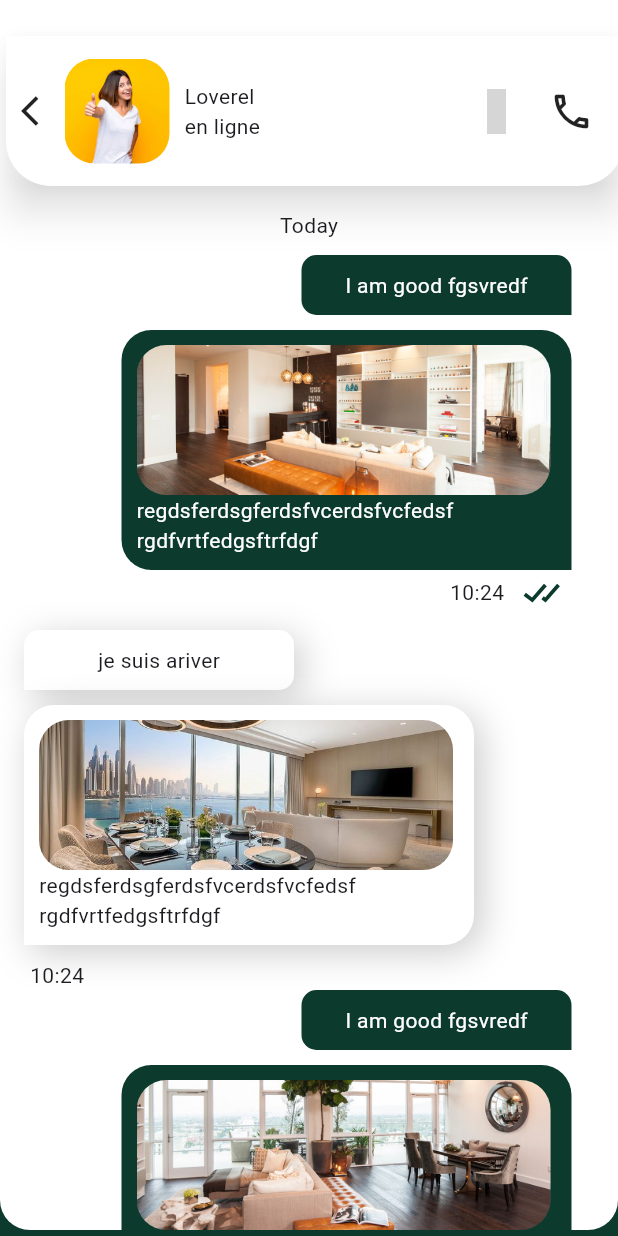
After one commit to Cedric-Assemien/Booking-hotel, a Flutter app: the MessageDetail screen opened directly, on a phone screen of 412 x 824 dp. The commit adds this screen. Run offline on Flutter 3.47's test engine with Material 3 defaults, Android fonts, the phone set to English and light mode, and no system bars; our stand-ins replace flutter_boxicons, get, iconsax, material_design_icons_flutter, pinput; missing offline and left inert: icofont_flutter, social_media_buttons; Roboto replaces fonts that are missing (baloo); grey boxes are pictures that could not be loaded.

Commit message:
messagerie

```diff
--- /dev/null
+++ b/lib/chats/message_detail.dart
@@ -0,0 +1,396 @@
+import 'package:booking_hotel/chats/video_call.dart';
+import 'package:booking_hotel/chats/voice_call.dart';
+import 'package:booking_hotel/navigation_bar.dart';
+import 'package:flutter/material.dart';
+import 'package:flutter_boxicons/flutter_boxicons.dart';
+import 'package:iconsax/iconsax.dart';
+
+class MessageDetail extends StatefulWidget {
+  const MessageDetail({
+    super.key,
+  });
+
+  @override
+  State<MessageDetail> createState() => _MessageDetailState();
+}
+
+class _MessageDetailState extends State<MessageDetail> {
+  @override
+  Widget build(BuildContext context) {
+    return Scaffold(
+      backgroundColor: mainColor,
+      body: Column(
+        children: [
+          Stack(children: [
+            Container(
+              decoration: const BoxDecoration(
+                  color: Colors.white,
+                  borderRadius: BorderRadius.only(
+                      bottomLeft: Radius.circular(20),
+                      bottomRight: Radius.circular(20))),
+              height: 820,
+              child: SingleChildScrollView(
+                child: Column(children: [
+                  const SizedBox(
+                    height: 140,
+                  ),
+                  const Center(
+                    child: Text("Today"),
+                  ),
+                  const SizedBox(height: 10),
+                  Padding(
+                    padding: const EdgeInsets.only(left: 170),
+                    child: Container(
+                      height: 40,
+                      width: 180,
+                      decoration: BoxDecoration(
+                        color: mainColor,
+                        borderRadius: BorderRadius.only(
+                            topLeft: Radius.circular(10),
+                            topRight: Radius.circular(10),
+                            bottomLeft: Radius.circular(10)),
+                      ),
+                      child: const Center(
+                          child: Text(
+                        "I am good fgsvredf",
+                        style:
+                            TextStyle(fontFamily: "baloo", color: Colors.white),
+                      )),
+                    ),
+                  ),
+                  const SizedBox(height: 10),
+                  Padding(
+                    padding: const EdgeInsets.only(left: 50),
+                    child: Container(
+                        height: 160,
+                        width: 300,
+                        decoration: BoxDecoration(
+                          color: mainColor,
+                          borderRadius: BorderRadius.only(
+                              topLeft: Radius.circular(20),
+                              topRight: Radius.circular(20),
+                              bottomLeft: Radius.circular(20)),
+                        ),
+                        child: Padding(
+                          padding: const EdgeInsets.only(left: 10),
+                          child: Column(
+                            crossAxisAlignment: CrossAxisAlignment.start,
+                            mainAxisAlignment: MainAxisAlignment.center,
+                            children: [
+                              Container(
+                                height: 100,
+                                width: MediaQuery.of(context).size.width * 0.67,
+                                decoration: BoxDecoration(
+                                    image: const DecorationImage(
+                                        fit: BoxFit.cover,
+                                        image: AssetImage(
+                                            "assets/images/appart_1.jpg")),
+                                    borderRadius: BorderRadius.circular(20)),
+                              ),
+                              const Text(
+                                "regdsferdsgferdsfvcerdsfvcfedsf\nrgdfvrtfedgsftrfdgf",
+                                style: TextStyle(
+                                    fontFamily: "baloo", color: Colors.white),
+                              )
+                            ],
+                          ),
+                        )),
+                  ),
+                  Padding(
+                    padding: EdgeInsets.only(left: 300),
+                    child: SizedBox(
+                      child: Row(children: [
+                        Text("10:24"),
+                        SizedBox(width: 10),
+                        Icon(
+                          Boxicons.bx_check_double,
+                          color: mainColor,
+                          size: 30,
+                        )
+                      ]),
+                    ),
+                  ),
+                  const SizedBox(height: 10),
+                  Padding(
+                    padding: const EdgeInsets.only(right: 200),
+                    child: Container(
+                      height: 40,
+                      width: 180,
+                      decoration: BoxDecoration(
+                        color: Colors.white,
+                        boxShadow: [
+                          BoxShadow(
+                              blurRadius: 20,
+                              color: Colors.black.withOpacity(0.2),
+                              offset: const Offset(5, 5))
+                        ],
+                        borderRadius: const BorderRadius.only(
+                            topLeft: Radius.circular(10),
+                            topRight: Radius.circular(10),
+                            bottomRight: Radius.circular(10)),
+                      ),
+                      child: const Center(
+                          child: Text(
+                        "je suis ariver",
+                        style: TextStyle(fontFamily: "baloo"),
+                      )),
+                    ),
+                  ),
+                  const SizedBox(height: 10),
+                  Padding(
+                    padding: const EdgeInsets.only(right: 80),
+                    child: Container(
+                        height: 160,
+                        width: 300,
+                        decoration: BoxDecoration(
+                          color: Colors.white,
+                          boxShadow: [
+                            BoxShadow(
+                                blurRadius: 20,
+                                color: Colors.black.withOpacity(0.2),
+                                offset: const Offset(5, 5))
+                          ],
+                          borderRadius: const BorderRadius.only(
+                              topLeft: Radius.circular(20),
+                              topRight: Radius.circular(20),
+                              bottomRight: Radius.circular(20)),
+                        ),
+                        child: Padding(
+                          padding: const EdgeInsets.only(left: 10),
+                          child: Column(
+                            crossAxisAlignment: CrossAxisAlignment.start,
+                            mainAxisAlignment: MainAxisAlignment.center,
+                            children: [
+                              Container(
+                                height: 100,
+                                width: MediaQuery.of(context).size.width * 0.67,
+                                decoration: BoxDecoration(
+                                    image: const DecorationImage(
+                                        fit: BoxFit.cover,
+                                        image: AssetImage(
+                                            "assets/images/appart_2.jpg")),
+                                    borderRadius: BorderRadius.circular(20)),
+                              ),
+                              const Text(
+                                "regdsferdsgferdsfvcerdsfvcfedsf\nrgdfvrtfedgsftrfdgf",
+                                style: TextStyle(fontFamily: "baloo"),
+                              )
+                            ],
+                          ),
+                        )),
+                  ),
+                  const Padding(
+                    padding: EdgeInsets.only(top: 10, left: 20),
+                    child: SizedBox(
+                      child: Row(children: [
+                        Text("10:24"),
+                        SizedBox(width: 10),
+                      ]),
+                    ),
+                  ),
+                  Padding(
+                    padding: const EdgeInsets.only(left: 170),
+                    child: Container(
+                      height: 40,
+                      width: 180,
+                      decoration: BoxDecoration(
+                        color: mainColor,
+                        borderRadius: BorderRadius.only(
+                            topLeft: Radius.circular(10),
+                            topRight: Radius.circular(10),
+                            bottomLeft: Radius.circular(10)),
+                      ),
+                      child: const Center(
+                          child: Text(
+                        "I am good fgsvredf",
+                        style:
+                            TextStyle(fontFamily: "baloo", color: Colors.white),
+                      )),
+                    ),
+                  ),
+                  const SizedBox(height: 10),
+                  Padding(
+                    padding: const EdgeInsets.only(left: 50),
+                    child: Container(
+                        height: 160,
+                        width: 300,
+                        decoration: BoxDecoration(
+                          color: mainColor,
+                          borderRadius: BorderRadius.only(
+                              topLeft: Radius.circular(20),
+                              topRight: Radius.circular(20),
+                              bottomLeft: Radius.circular(20)),
+                        ),
+                        child: Padding(
+                          padding: const EdgeInsets.only(left: 10),
+                          child: Column(
+                            crossAxisAlignment: CrossAxisAlignment.start,
+                            mainAxisAlignment: MainAxisAlignment.center,
+                            children: [
+                              Container(
+                                height: 100,
+                                width: MediaQuery.of(context).size.width * 0.67,
+                                decoration: BoxDecoration(
+                                    image: const DecorationImage(
+                                        fit: BoxFit.cover,
+                                        image: AssetImage(
+                                            "assets/images/appart_3.jpg")),
+                                    borderRadius: BorderRadius.circular(20)),
+                              ),
+                              const Text(
+                                "regdsferdsgferdsfvcerdsfvcfedsf\nrgdfvrtfedgsftrfdgf",
+                                style: TextStyle(
+                                    fontFamily: "baloo", color: Colors.white),
+                              )
+                            ],
+                          ),
+                        )),
+                  ),
+                  Padding(
+                    padding: EdgeInsets.only(left: 300),
+                    child: SizedBox(
+                      child: Row(children: [
+                        Text("10:24"),
+                        SizedBox(width: 10),
+                        Icon(
+                          Boxicons.bx_check_double,
+                          color: mainColor,
+                          size: 30,
+                        )
+                      ]),
+                    ),
+                  ),
+                  const SizedBox(height: 10),
+                ]),
+              ),
+            ),
+            Positioned(
+              top: 20,
+              child: Card(
+                shadowColor: Colors.black54,
+                color: Colors.transparent,
+                // margin: EdgeInsets.only(left: 10, right: 10),
+                elevation: 10,
+                child: Container(
+                  height: 100,
+                  width: MediaQuery.of(context).size.width,
+                  decoration: const BoxDecoration(
+                    color: Colors.white,
+                    borderRadius: BorderRadius.only(
+                        bottomLeft: Radius.circular(30),
+                        bottomRight: Radius.circular(30)),
+                  ),
+                  child: Row(children: [
+                    const SizedBox(
+                      width: 10,
+                    ),
+                    InkWell(
+                      onTap: () {
+                        Navigator.pop(context);
+                      },
+                      child: const Icon(
+                        Icons.arrow_back_ios,
+                      ),
+                    ),
+                    const SizedBox(
+                      width: 5,
+                    ),
+                    Container(
+                      height: 70,
+                      width: 70,
+                      margin: const EdgeInsets.only(right: 10),
+                      decoration: BoxDecoration(
+                          borderRadius: BorderRadius.circular(20),
+                          image: const DecorationImage(
+                              fit: BoxFit.cover,
+                              image:
+                                  AssetImage("assets/images/image (2).jpg"))),
+                    ),
+                    Column(
+                      mainAxisAlignment: MainAxisAlignment.center,
+                      crossAxisAlignment: CrossAxisAlignment.start,
+                      children: [Text("Loverel"), Text("en ligne")],
+                    ),
+                    const Spacer(),
+                    Row(
+                      children: [
+                        InkWell(
+                          onTap: () {
+                            Navigator.push(
+                                context,
+                                MaterialPageRoute(
+                                    builder: (context) => const VideoCall()));
+                          },
+                          child: const Icon(
+                            Iconsax.camera,
+                            size: 30,
+                          ),
+                        ),
+                        const SizedBox(
+                          width: 20,
+                        ),
+                        InkWell(
+                          onTap: () {
+                            Navigator.push(
+                                context,
+                                MaterialPageRoute(
+                                    builder: (context) => const VoiceCall()));
+                          },
+                          child: const Icon(
+                            Icons.phone_outlined,
+                            size: 30,
+                          ),
+                        ),
+                      ],
+                    ),
+                    const SizedBox(
+                      width: 20,
+                    )
+                  ]),
+                ),
+              ),
+            )
+          ]),
+          Padding(
+            padding: const EdgeInsets.only(left: 20, top: 10, right: 20),
+            child: TextField(
+              cursorColor: Colors.black,
+              style: const TextStyle(
+                  color: Colors.black, fontWeight: FontWeight.w500),
+              decoration: InputDecoration(
+                focusedBorder: OutlineInputBorder(
+                  borderRadius: BorderRadius.circular(22),
+                  borderSide: BorderSide(color: mainColor),
+                ),
+                border: OutlineInputBorder(
+                  borderRadius: BorderRadius.circular(22),
+                  borderSide: BorderSide.none,
+                ),
+                filled: true,
+                fillColor: Colors.white,
+                hintText: "Ecrivez votre message",
+                hintStyle: const TextStyle(color: Colors.black),
+                prefixIcon: InkWell(
+                  onTap: () {
+                    Navigator.pop(context);
+                  },
+                  child: const Icon(
+                    Iconsax.add_circle4,
+                  ),
+                ),
+                suffixIcon: InkWell(
+                  onTap: () {
+                    Navigator.pop(context);
+                  },
+                  child: const Icon(
+                    Iconsax.send1,
+                  ),
+                ),
+              ),
+            ),
+          ),
+        ],
+      ),
+    );
+  }
+}
--- a/lib/signIn_page.dart
+++ b/lib/signIn_page.dart
@@ -444,7 +444,7 @@ class _SigninPageState extends State<SigninPage> {
                           Center(
                             child: ElevatedButton(
                                 style: ElevatedButton.styleFrom(
-                                  fixedSize: Size(150, 50),
+                                  fixedSize: const Size(350, 60),
                                   elevation: 10,
                                   backgroundColor: mainColor,
                                   foregroundColor: Colors.white,
--- a/pubspec.yaml
+++ b/pubspec.yaml
@@ -43,6 +43,7 @@ dependencies:
   pinput: ^5.0.0
   iconsax: ^0.0.8
   icofont_flutter: ^1.4.0
+  flutter_floating_bottom_bar: ^1.2.1+1
 
 
 dev_dependencies:
```
Also changed, not shown: lib/booking.dart (+52 -5 lines), lib/chats/video_call.dart (added, +134 -0 lines), lib/chats/voice_call.dart (added, +140 -0 lines), lib/signUp_page.dart (+8 -3 lines), assets/images/appart_1.jpg (added), assets/images/appart_2.jpg (added), assets/images/appart_3.jpg (added), assets/images/image (1).jpg (added), assets/images/image (2).jpg (added), pubspec.lock.
